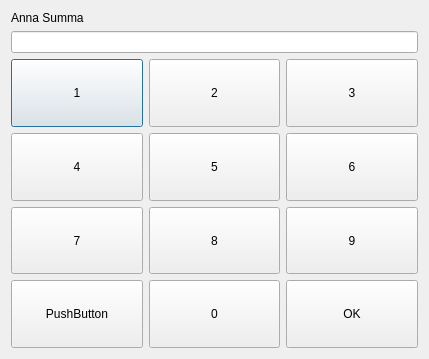
Qt form frontend/manualsummawindow.ui (Peasami/bank-simulator-2023) before a commit.
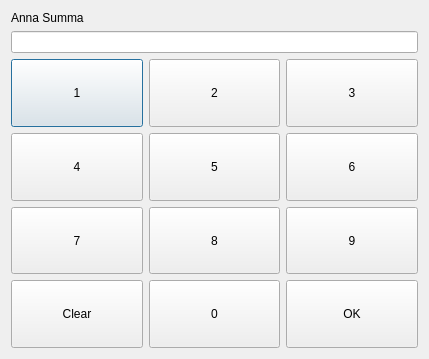
The same form after that commit.

Commit message: ManualSummaWindow korjauksia

Diff of the .ui file:
```diff
--- a/frontend/manualsummawindow.ui
+++ b/frontend/manualsummawindow.ui
@@ -206,7 +206,7 @@
           </sizepolicy>
          </property>
          <property name="text">
-          <string>PushButton</string>
+          <string>Clear</string>
          </property>
         </widget>
        </item>
```
The commit also changes 2 other files.
